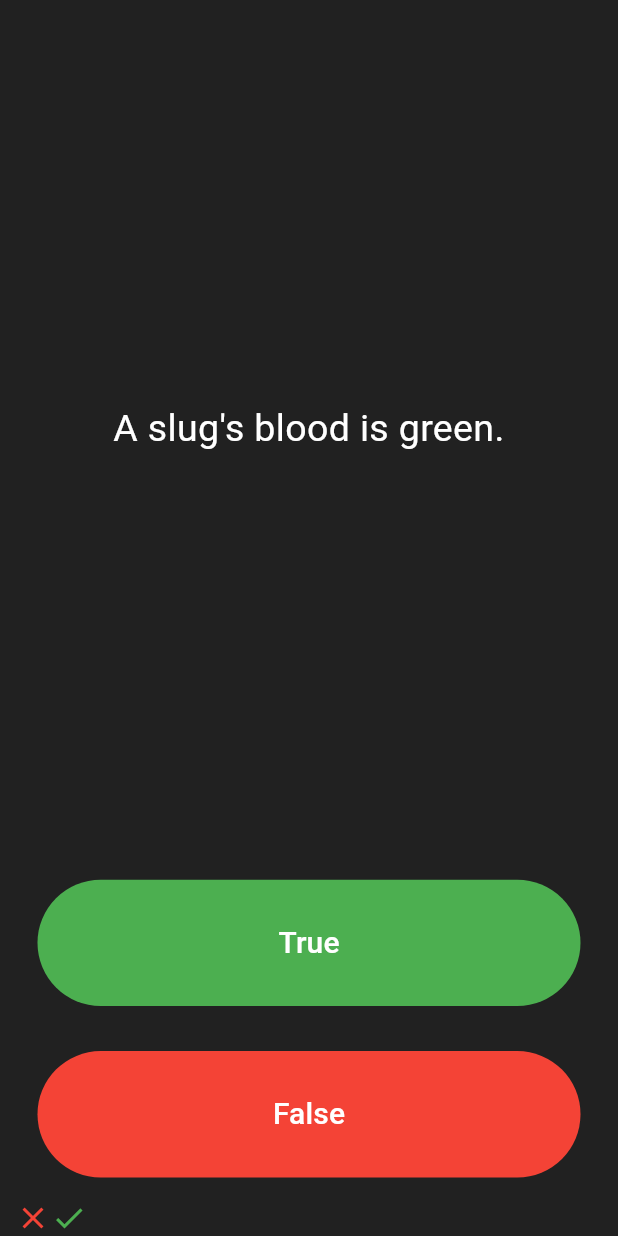
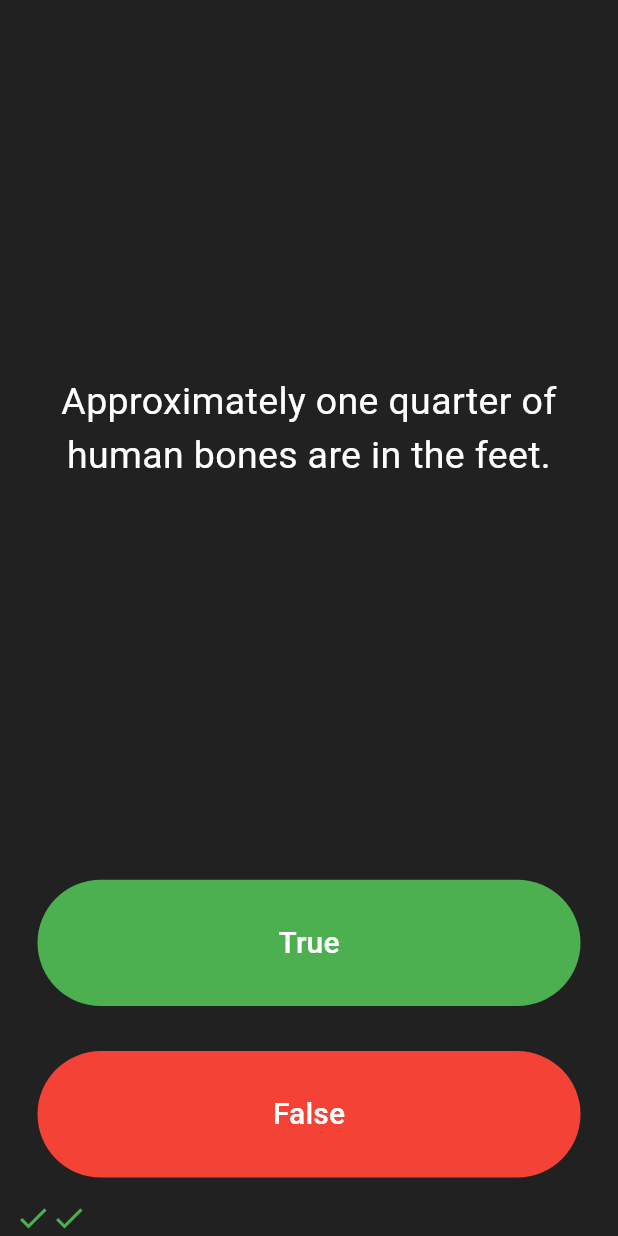
Before and after one commit to Perseus24/quizzler, a Flutter app: the screen it shows after launch, after a tap on "True", after a tap on "False", on a phone screen of 412 x 824 dp. Run offline on Flutter 3.47's test engine with Material 3 defaults, Android fonts, the phone set to English and light mode, and no system bars.

Commit message:
feat(project): Added encapsulation for the quiz_brain.dart

```diff
--- a/lib/main.dart
+++ b/lib/main.dart
@@ -1,4 +1,5 @@
 import 'package:flutter/material.dart';
+import 'quiz_brain.dart';
 
 void main() => runApp(Quizzler());
 
@@ -27,13 +28,8 @@ class QuizPage extends StatefulWidget {
 class _QuizPageState extends State<QuizPage> {
 
   List<Icon> scoreKeeper = [];
-  List<String> questions = [
-    'You can lead a cow down stairs but not up stairs.',
-    'Approximately one quarter of human bones are in the feet.',
-    'A slug\'s blood is green.'
-  ];
-  List<bool> answers = [false, true, true];
   int tracker = 0;
+  QuizBrain questionsList = QuizBrain();
   @override
   Widget build(BuildContext context) {
     return Column(
@@ -46,7 +42,7 @@ class _QuizPageState extends State<QuizPage> {
             padding: EdgeInsets.all(10.0),
             child: Center(
               child: Text(
-                questions[tracker],
+                questionsList.getQuestionText(),
                 textAlign: TextAlign.center,
                 style: TextStyle(
                   fontSize: 25.0,
@@ -72,12 +68,12 @@ class _QuizPageState extends State<QuizPage> {
               ),
               onPressed: () {
                 setState(() {
-                  if(answers[tracker]){
+                  if(questionsList.getQuestionAnswer()){
                     scoreKeeper.add(Icon(Icons.check, color: Colors.green,));
                   }else{
                     scoreKeeper.add(Icon(Icons.close, color: Colors.red,));
                   }
-                  tracker++;
+                  questionsList.nextQuestion();
                 });
 
                 //The user picked true.
@@ -101,12 +97,12 @@ class _QuizPageState extends State<QuizPage> {
               ),
               onPressed: () {
                 setState(() {
-                  if(!answers[tracker]){
+                  if(questionsList.getQuestionAnswer()){
                     scoreKeeper.add(Icon(Icons.close, color: Colors.red,));
                   }else{
                     scoreKeeper.add(Icon(Icons.check, color: Colors.green,));
                   }
-                  tracker++;
+                  questionsList.nextQuestion();
                 });
 
                 //The user picked true.
@@ -121,9 +117,3 @@ class _QuizPageState extends State<QuizPage> {
     );
   }
 }
-
-/*
-question1: 'You can lead a cow down stairs but not up stairs.', false,
-question2: 'Approximately one quarter of human bones are in the feet.', true,
-question3: 'A slug\'s blood is green.', true,
-*/
--- /dev/null
+++ b/lib/question.dart
@@ -0,0 +1,10 @@
+
+class Question{
+  String question = '';
+  bool answer = false;
+
+  Question(String q, bool a){
+    question = q;
+    answer = a;
+  }
+}
--- /dev/null
+++ b/lib/quiz_brain.dart
@@ -0,0 +1,49 @@
+import 'question.dart';
+
+class QuizBrain {
+
+  int _questionNumber = 0;
+
+  List<Question> _questions = [
+    Question('Some cats are actually allergic to humans', true),
+    Question('You can lead a cow down stairs but not up stairs.', false),
+    Question('Approximately one quarter of human bones are in the feet.', true),
+    Question('A slug\'s blood is green.', true),
+    Question('Buzz Aldrin\'s mother\'s maiden name was \"Moon\".', true),
+    Question('It is illegal to pee in the Ocean in Portugal.', true),
+    Question(
+        'No piece of square dry paper can be folded in half more than 7 times.',
+        false),
+    Question(
+        'In London, UK, if you happen to die in the House of Parliament, you are technically entitled to a state funeral, because the building is considered too sacred a place.',
+        true),
+    Question(
+        'The loudest sound produced by any animal is 188 decibels. That animal is the African Elephant.',
+        false),
+    Question(
+        'The total surface area of two human lungs is approximately 70 square metres.',
+        true),
+    Question('Google was originally called \"Backrub\".', true),
+    Question(
+        'Chocolate affects a dog\'s heart and nervous system; a few ounces are enough to kill a small dog.',
+        true),
+    Question(
+        'In West Virginia, USA, if you accidentally hit an animal with your car, you are free to take it home to eat.',
+        true),
+  ];
+
+  void nextQuestion(){
+    if(_questionNumber < _questions.length -1){
+      _questionNumber++;
+    }
+  }
+
+
+  String getQuestionText(){
+    return _questions[_questionNumber].question;
+  }
+  bool getQuestionAnswer(){
+    return _questions[_questionNumber].answer;
+  }
+
+}
```
